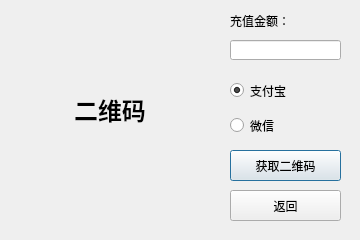
The window that Deposit.ui (luoxiandu/LXDInjector) describes before a commit, drawn with Qt 5.
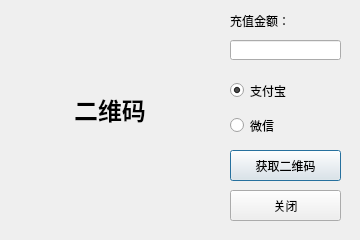
The same window after the commit.

```diff
--- a/Deposit.ui
+++ b/Deposit.ui
@@ -115,7 +115,7 @@
     </rect>
    </property>
    <property name="text">
-    <string>返回</string>
+    <string>关闭</string>
    </property>
   </widget>
   <widget class="QLabel" name="label">
```
